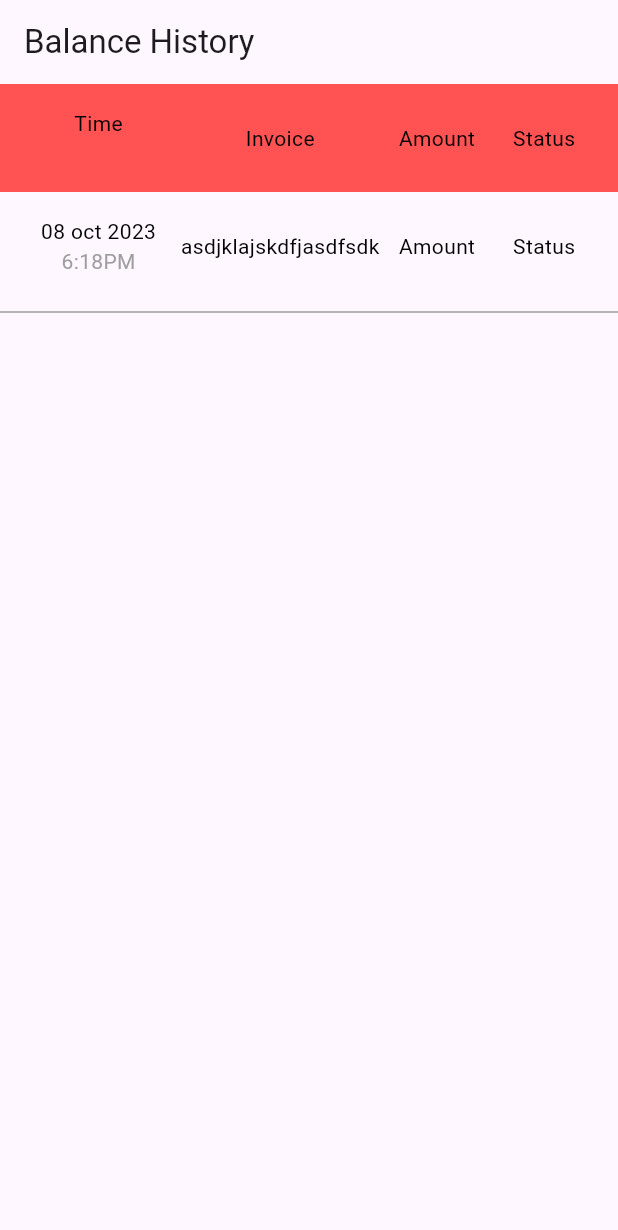
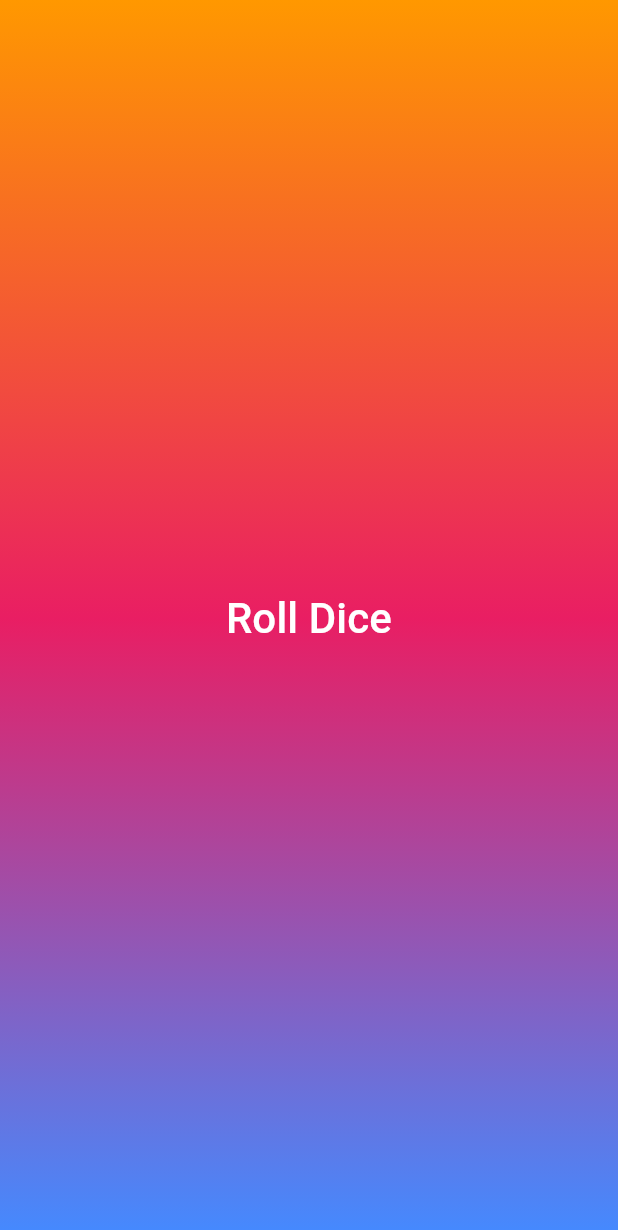
Before and after one commit to rafiul9040devapp/Test_Geet, a Flutter app: the screen it shows after launch, on a phone screen of 412 x 824 dp. Shown: the top 1230 px of the screen. Run offline on Flutter 3.47's test engine with Material 3 defaults, Android fonts, the phone set to English and light mode, and no system bars; our stand-ins replace get, lottie, transparent_image; project files that could hold a hidden picture were left out.

Commit message:
working on app theme

```diff
--- /dev/null
+++ b/lib/app_theme/dice_roll.dart
@@ -0,0 +1,29 @@
+import 'package:flutter/material.dart';
+
+class DiceRoll extends StatefulWidget {
+  const DiceRoll({super.key});
+
+  @override
+  State<DiceRoll> createState() => _DiceRollState();
+}
+
+class _DiceRollState extends State<DiceRoll> {
+  @override
+  Widget build(BuildContext context) {
+    return Column(
+      mainAxisAlignment: MainAxisAlignment.center,
+      crossAxisAlignment: CrossAxisAlignment.center,
+      mainAxisSize: MainAxisSize.max,
+      children: [
+        TextButton(
+          onPressed: () {},
+          child: const Text(
+            'Roll Dice',
+            textAlign: TextAlign.center,
+            style: TextStyle(color: Colors.white, fontSize: 28),
+          ),
+        )
+      ],
+    );
+  }
+}
--- /dev/null
+++ b/lib/app_theme/gradiant_theme.dart
@@ -0,0 +1,21 @@
+import 'package:flutter/material.dart';
+import 'package:test_geet/app_theme/dice_roll.dart';
+
+class GradiantTheme extends StatelessWidget {
+  const GradiantTheme({super.key});
+
+  @override
+  Widget build(BuildContext context) {
+    return Scaffold(
+      body: Container(
+        decoration: const BoxDecoration(
+          gradient: LinearGradient(
+              colors: [Colors.orange, Colors.pink, Colors.blueAccent],
+              begin: Alignment.topRight,
+              end: Alignment.bottomRight),
+        ),
+        child: const Center(child: DiceRoll()),
+      ),
+    );
+  }
+}
--- a/lib/data_table/balance_history.dart
+++ b/lib/data_table/balance_history.dart
@@ -21,7 +21,7 @@ class BalanceHistory extends StatelessWidget {
               child: TableRowItem(),
             ),
           ),
-           Padding(
+          const Padding(
              padding: const EdgeInsets.all(16.0),
              child: TableRowItem(
                  date: "08 oct 2023",
@@ -30,7 +30,7 @@ class BalanceHistory extends StatelessWidget {
                  amount: "Amount",
                  status: "Status"),
            ),
-           Divider(
+          const Divider(
              color: Colors.grey,
              thickness: 1.0,
            ),
--- a/lib/main.dart
+++ b/lib/main.dart
@@ -1,5 +1,6 @@
 import 'package:flutter/material.dart';
 import 'package:get/get_navigation/src/root/get_material_app.dart';
+import 'package:test_geet/app_theme/gradiant_theme.dart';
 import 'package:test_geet/data_table/balance_history.dart';
 import 'package:test_geet/list_view_column/wlistview_column.dart';
 import 'package:test_geet/responsive_layout/desktop_scaffold.dart';
@@ -28,7 +29,7 @@ class MyApp extends StatelessWidget {
         useMaterial3: true,
       ),
 
-      home: const BalanceHistory(),
+      home: const GradiantTheme(),
 
       // home: const ResponsiveLayout(
       //   mobileScaffold: MobileScaffold(),
```
Also changed, not shown: assets/images/dice-1.png (added), assets/images/dice-2.png (added), assets/images/dice-3.png (added), assets/images/dice-4.png (added), assets/images/dice-5.png (added), assets/images/dice-6.png (added).
